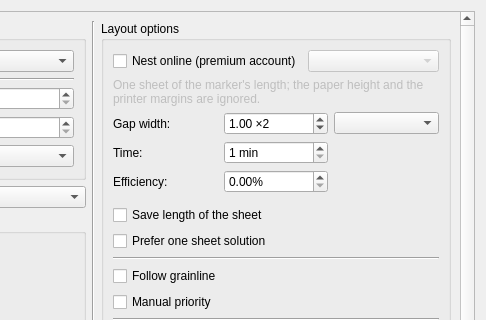
Above: src/app/valentina/dialogs/dialoglayoutsettings.ui from dismine/valentina before the change; both pictures show x 286 to 772 and y 0 to 320 of the 772 by 701 pixel window. Below: the same form after it.
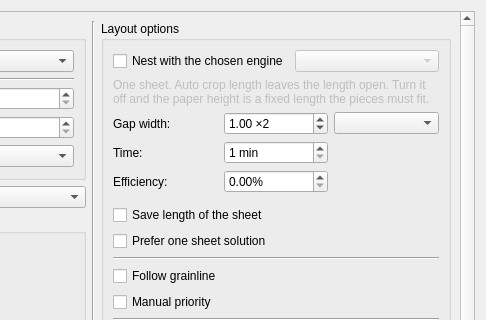
That is the form after the change. Icons and pictures are not drawn. Custom widgets are drawn as their Qt base class.

Commit message: Send Puzzle and quick nest a version 1 nesting job.

What changed in the file:
```diff
--- a/src/app/valentina/dialogs/dialoglayoutsettings.ui
+++ b/src/app/valentina/dialogs/dialoglayoutsettings.ui
@@ -399,7 +399,7 @@
                <string>Send the pieces to the online nesting service (smart-pattern.com.ua premium account).</string>
               </property>
               <property name="text">
-               <string>Nest online (premium account)</string>
+               <string>Nest with the chosen engine</string>
               </property>
              </widget>
             </item>
@@ -418,7 +418,7 @@
              <bool>false</bool>
             </property>
             <property name="text">
-             <string>One sheet of the marker's length; the paper height and the printer margins are ignored.</string>
+             <string>One sheet. Auto crop length leaves the length open. Turn it off and the paper height is a fixed length the pieces must fit.</string>
             </property>
             <property name="wordWrap">
              <bool>true</bool>
```
Left out of the diff: 2 changed lines with no effect on the pictures. The commit also changes 66 other files.
